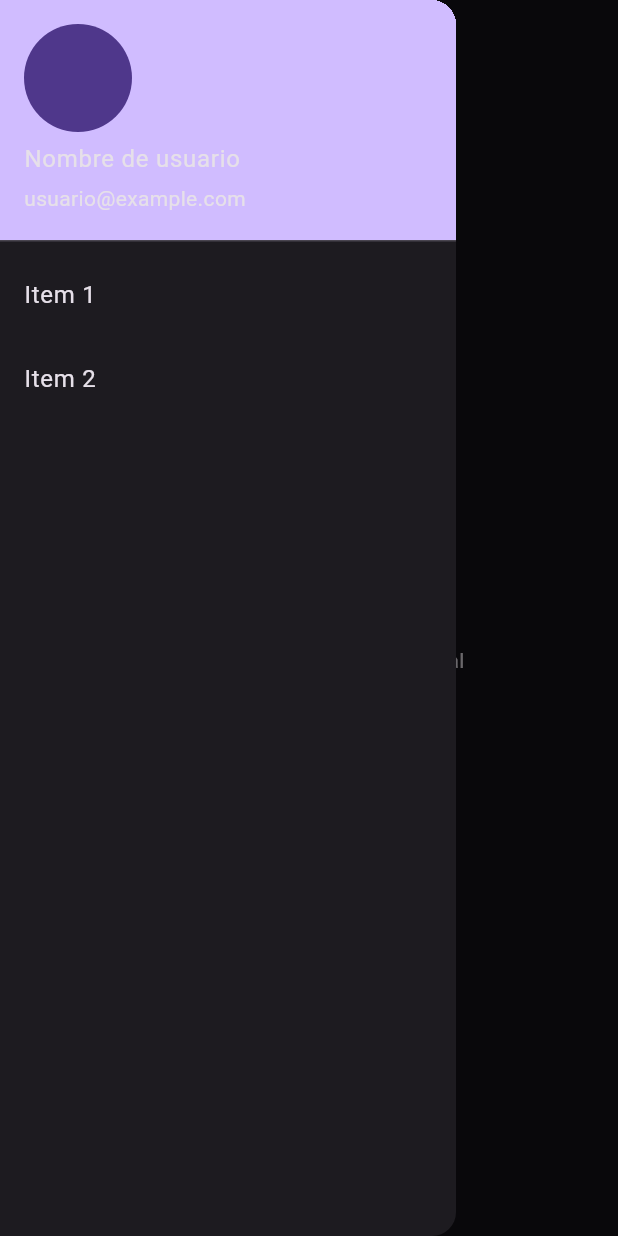
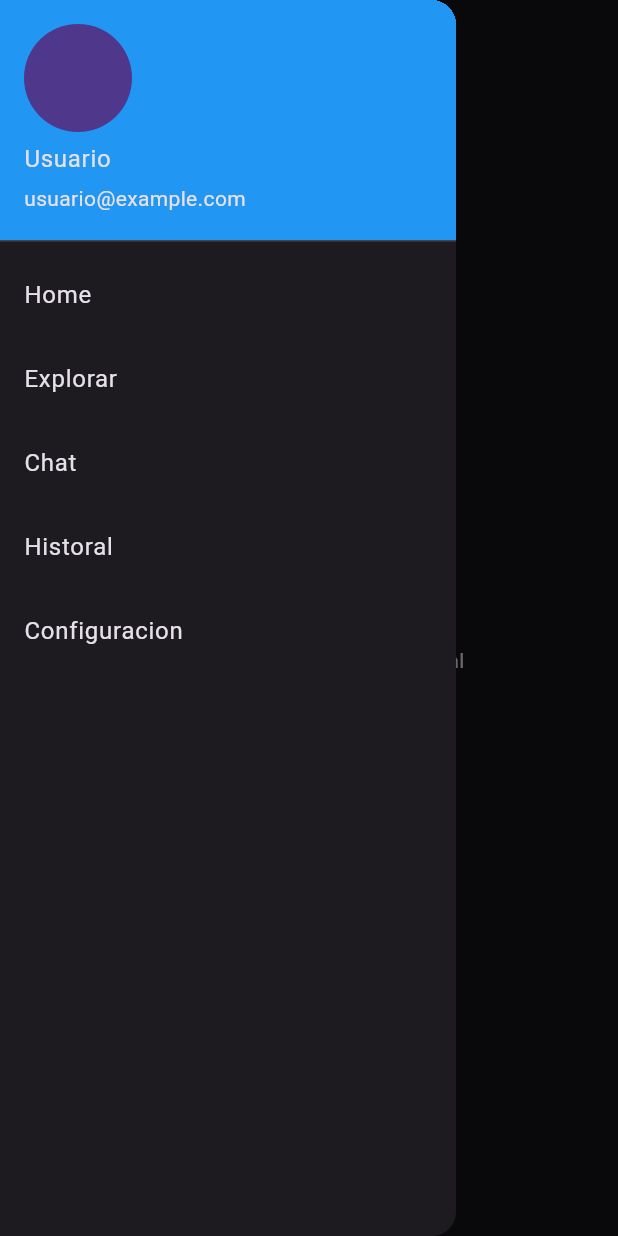
Before and after one commit to MartinCantillo/Gesti-n-de-Conjunto-Residencial, a Flutter app: the HomePage screen opened by its route, with the side drawer open, on a phone screen of 412 x 824 dp. Run offline on Flutter 3.47's test engine with Material 2 defaults, Android fonts, the phone set to English and light mode, and no system bars; our stand-ins replace shared_preferences; accounts and stored records are empty.

Commit message:
Drawer uptaded

```diff
--- a/lib/screens/home.dart
+++ b/lib/screens/home.dart
@@ -14,28 +14,52 @@ class _TabScaffoldState extends State<HomePage> {
   Widget build(BuildContext context) {
     return Scaffold(
       appBar: AppBar(
-        title: Text('My App'), // Título de la aplicación
+        title: Text('Bienvenido',
+            textAlign: TextAlign.center, style: TextStyle(color: Colors.white)),
+        centerTitle: true,
       ),
       drawer: Drawer(
+        //backgroundColor: Colors.amber,
         child: ListView(
           padding: EdgeInsets.zero,
           children: [
             UserAccountsDrawerHeader(
-              accountName: Text('Nombre de usuario'),
+              accountName: Text('Usuario'),
               accountEmail: Text('usuario@example.com'),
-
               currentAccountPicture: CircleAvatar(
-              //  backgroundImage: AssetImage('assets/avatar.jpg'), // Ruta de la imagen de avatar
+                  //  backgroundImage: AssetImage('assets/avatar.jpg'), // Ruta de la imagen de avatar
+                  ),
+              decoration: BoxDecoration(
+                color: Colors
+                    .blue, // Cambia el color de fondo a azul
               ),
             ),
             ListTile(
-              title: Text('Item 1'),
+              title: Text('Home'),
               onTap: () {
                 // Acciones cuando se toca el primer elemento del cajón de navegación.
               },
             ),
             ListTile(
-              title: Text('Item 2'),
+              title: Text('Explorar'),
+              onTap: () {
+                // Acciones cuando se toca el segundo elemento del cajón de navegación.
+              },
+            ),
+            ListTile(
+              title: Text('Chat'),
+              onTap: () {
+                // Acciones cuando se toca el segundo elemento del cajón de navegación.
+              },
+            ),
+            ListTile(
+              title: Text('Historal'),
+              onTap: () {
+                // Acciones cuando se toca el segundo elemento del cajón de navegación.
+              },
+            ),
+            ListTile(
+              title: Text('Configuracion'),
               onTap: () {
                 // Acciones cuando se toca el segundo elemento del cajón de navegación.
               },
```
